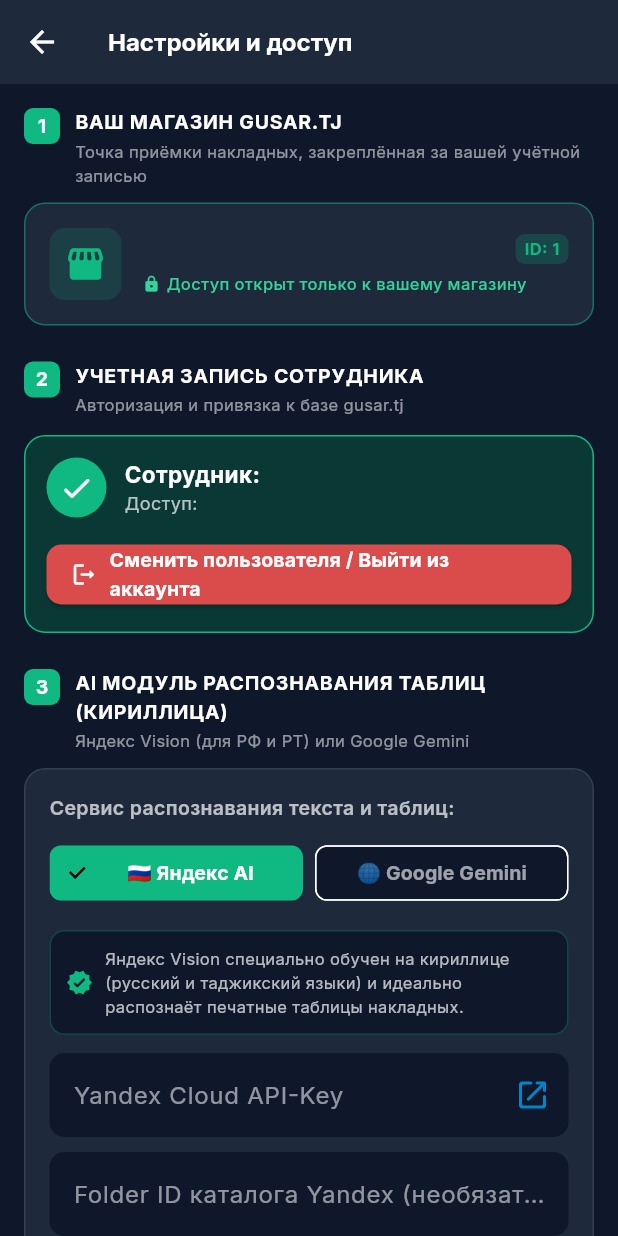
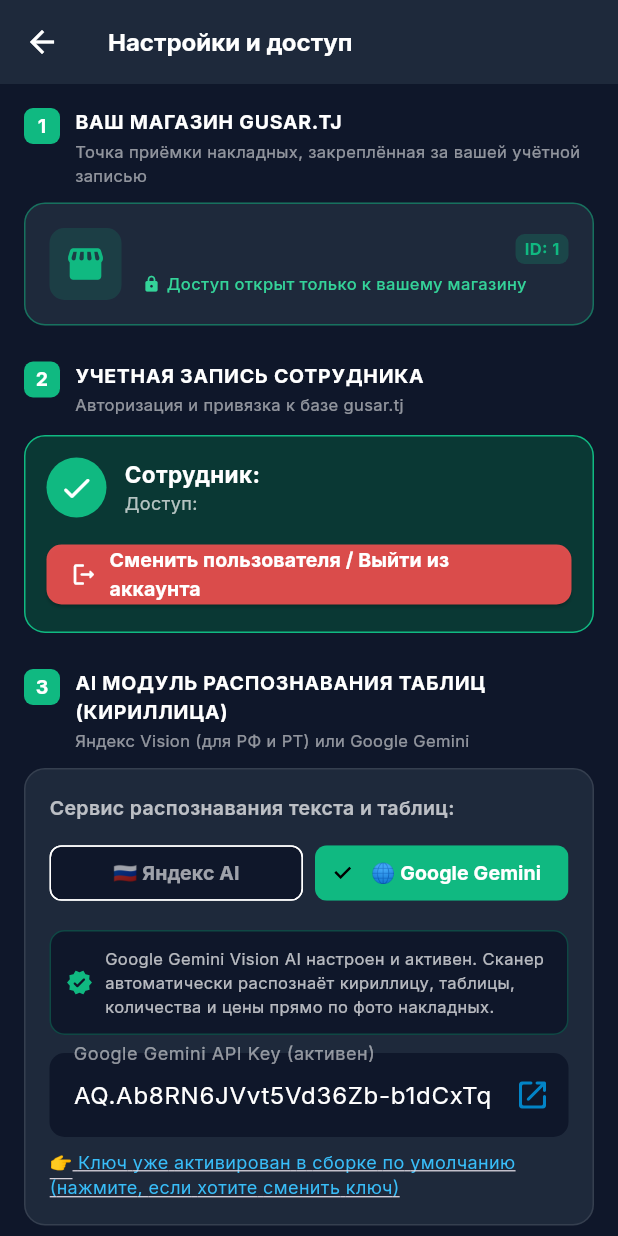
Before and after one commit to druzhba-tech/gusar-invoice-scanner, a Flutter app: the SettingsScreen screen opened directly, on a phone screen of 412 x 824 dp. Run offline on Flutter 3.47's test engine with Material 3 defaults, Android fonts, the phone set to English and light mode, and no system bars; our stand-ins replace dio, file_picker, google_fonts, image_picker, package_info_plus, pdf and 4 more; missing offline and left inert: google_mlkit_text_recognition, mobile_scanner; accounts and stored records are empty.

Commit message:
v1.1.0: Автоматическое сканирование накладных через Gemini 3.5/3.8 Flash Vision AI (кириллица, таблицы, цены и количества)

```diff
--- a/lib/screens/settings_screen.dart
+++ b/lib/screens/settings_screen.dart
@@ -39,7 +39,7 @@
 
   final TextEditingController _usernameCtrl = TextEditingController();
   final TextEditingController _passwordCtrl = TextEditingController();
-  String _aiProvider = 'yandex';
+  String _aiProvider = 'gemini';
   final TextEditingController _yandexKeyCtrl = TextEditingController();
   final TextEditingController _yandexFolderIdCtrl = TextEditingController();
   final TextEditingController _geminiKeyCtrl = TextEditingController();
@@ -49,6 +49,14 @@
   String? _loginMessage;
   bool _isAuthenticated = false;
   String? _currentUsername;
+
+  static String get defaultGeminiKey {
+    try {
+      return utf8.decode(base64.decode('QVEuQWI4Uk42SlZ2dDVWZDM2WmItYjFkQ3hUcVRJUEdnOFc5QVAxdDVZRVFvNlhUUkhJZmc='));
+    } catch (_) {
+      return '';
+    }
+  }
 
   @override
   void initState() {
@@ -86,10 +94,10 @@
       _passwordCtrl.text = prefs.getString('saved_password') ?? '';
       _currentUsername = prefs.getString('logged_username') ?? prefs.getString('saved_username');
       _isAuthenticated = prefs.getBool('is_authenticated') ?? false;
-      _aiProvider = prefs.getString('ai_provider') ?? 'yandex';
+      _aiProvider = prefs.getString('ai_provider') ?? 'gemini';
       _yandexKeyCtrl.text = prefs.getString('yandex_api_key') ?? '';
       _yandexFolderIdCtrl.text = prefs.getString('yandex_folder_id') ?? '';
-      _geminiKeyCtrl.text = prefs.getString('gemini_api_key') ?? '';
+      _geminiKeyCtrl.text = prefs.getString('gemini_api_key') ?? defaultGeminiKey;
       _urlCtrl.text = prefs.getString('api_base_url') ?? 'https://gusar.tj';
     });
   }
@@ -657,12 +665,33 @@
                       ),
                     ),
                   ] else ...[
+                    Container(
+                      padding: const EdgeInsets.all(10),
+                      decoration: BoxDecoration(
+                        color: const Color(0xFF0F172A),
+                        borderRadius: BorderRadius.circular(10),
+                        border: Border.all(color: const Color(0xFF10B981).withOpacity(0.3)),
+                      ),
+                      child: const Row(
+                        children: [
+                          Icon(Icons.verified_rounded, color: Color(0xFF10B981), size: 18),
+                          SizedBox(width: 8),
+                          Expanded(
+                            child: Text(
+                              'Google Gemini Vision AI настроен и активен. Сканер автоматически распознаёт кириллицу, таблицы, количества и цены прямо по фото накладных.',
+                              style: TextStyle(color: Colors.white70, fontSize: 11),
+                            ),
+                          ),
+                        ],
+                      ),
+                    ),
+                    const SizedBox(height: 12),
                     TextField(
                       controller: _geminiKeyCtrl,
                       style: const TextStyle(color: Colors.white),
                       decoration: InputDecoration(
-                        labelText: 'Google Gemini API Key',
-                        hintText: 'AIzaSy...',
+                        labelText: 'Google Gemini API Key (активен)',
+                        hintText: 'Встроенный ключ активирован',
                         labelStyle: const TextStyle(color: Colors.white54),
                         filled: true,
                         fillColor: const Color(0xFF0F172A),
@@ -678,7 +707,7 @@
                     GestureDetector(
                       onTap: _openGeminiSite,
                       child: const Text(
-                        '👉 Нажмите здесь, чтобы получить API Key на Google AI Studio (1 минута)',
+                        '👉 Ключ уже активирован в сборке по умолчанию (нажмите, если хотите сменить ключ)',
                         style: TextStyle(color: Color(0xFF38BDF8), fontSize: 12, decoration: TextDecoration.underline),
                       ),
                     ),
--- a/lib/services/ocr_service.dart
+++ b/lib/services/ocr_service.dart
@@ -13,11 +13,22 @@
 
   final TextRecognizer _mlKitRecognizer = TextRecognizer(script: TextRecognitionScript.latin);
 
+  static String get defaultGeminiKey {
+    try {
+      return utf8.decode(base64.decode('QVEuQWI4Uk42SlZ2dDVWZDM2WmItYjFkQ3hUcVRJUEdnOFc5QVAxdDVZRVFvNlhUUkhJZmc='));
+    } catch (_) {
+      return '';
+    }
+  }
+
   Future<Map<String, String>> _getAiConfig() async {
     final prefs = await SharedPreferences.getInstance();
+    final savedGeminiKey = prefs.getString('gemini_api_key');
     return {
-      'provider': prefs.getString('ai_provider') ?? 'yandex',
-      'gemini_key': prefs.getString('gemini_api_key') ?? '',
+      'provider': prefs.getString('ai_provider') ?? 'gemini',
+      'gemini_key': (savedGeminiKey != null && savedGeminiKey.trim().isNotEmpty)
+          ? savedGeminiKey.trim()
+          : defaultGeminiKey,
       'yandex_key': prefs.getString('yandex_api_key') ?? '',
       'yandex_folder_id': prefs.getString('yandex_folder_id') ?? '',
     };
@@ -35,15 +46,23 @@
     }
   }
 
-  // 2. Интеллектуальный разбор накладных через Vision AI (Yandex Vision или Google Gemini)
+  // 2. Интеллектуальный разбор накладных через Vision AI (Google Gemini или Yandex Vision)
   Future<InvoiceDocument?> parseInvoiceWithVisionAi(List<String> imagePaths) async {
     final config = await _getAiConfig();
-    final provider = config['provider'] ?? 'yandex';
+    final provider = config['provider'] ?? 'gemini';
     final yandexKey = config['yandex_key'] ?? '';
-    final geminiKey = config['gemini_key'] ?? '';
+    final geminiKey = config['gemini_key'] ?? defaultGeminiKey;
     final yandexFolderId = config['yandex_folder_id'] ?? '';
 
-    // 1. Если выбран Яндекс AI (специализирован под кириллицу) и ключ задан
+    // 1. По умолчанию или при выборе Gemini — вызываем Google Gemini Vision AI
+    if ((provider == 'gemini' || yandexKey.isEmpty) && geminiKey.isNotEmpty) {
+      final geminiDoc = await _parseWithGemini(imagePaths, geminiKey);
+      if (geminiDoc != null && geminiDoc.items.isNotEmpty) {
+        return geminiDoc;
+      }
+    }
+
+    // 2. Если выбран Яндекс AI (специализирован под кириллицу) и ключ задан
     if (provider == 'yandex' && yandexKey.isNotEmpty) {
       final yandexDoc = await parseInvoiceWithYandexVision(imagePaths, yandexKey, yandexFolderId);
       if (yandexDoc != null && yandexDoc.items.isNotEmpty) {
@@ -51,7 +70,7 @@
       }
     }
 
-    // 2. Если выбран Gemini или есть ключ Gemini
+    // 3. Fallback к Gemini, если Яндекс не сработал
     if (geminiKey.isNotEmpty) {
       final geminiDoc = await _parseWithGemini(imagePaths, geminiKey);
       if (geminiDoc != null && geminiDoc.items.isNotEmpty) {
@@ -222,8 +241,11 @@
         });
       }
 
+      final candidateModels = ['gemini-3.5-flash', 'gemini-3.8-flash', 'gemini-flash-latest'];
+      for (var modelName in candidateModels) {
+        try {
           final url = Uri.parse(
-        'https://generativelanguage.googleapis.com/v1beta/models/gemini-1.5-flash:generateContent?key=$apiKey',
+            'https://generativelanguage.googleapis.com/v1beta/models/$modelName:generateContent?key=$apiKey',
           );
 
           final response = await http.post(
@@ -238,7 +260,7 @@
                 'temperature': 0.1,
               }
             }),
-      );
+          ).timeout(const Duration(seconds: 35));
 
           if (response.statusCode == 200) {
             final resJson = jsonDecode(response.body);
@@ -248,9 +270,13 @@
 
             return _buildDocumentFromJson(data, imagePaths);
           } else {
-        print('Gemini API Error: ${response.statusCode} - ${response.body}');
+            print('Gemini $modelName Error: ${response.statusCode} - ${response.body}');
+          }
+        } catch (e) {
+          print('Gemini $modelName attempt failed: $e');
+        }
+      }
       return null;
-      }
     } catch (e) {
       print('Gemini Vision error: $e');
       return null;
--- a/pubspec.yaml
+++ b/pubspec.yaml
@@ -1,7 +1,7 @@
 name: gusar_invoice_scanner
 description: "Мобильный терминал приёмки товаров по накладным и чекам для сети Gusar (gusar.tj)"
 publish_to: "none"
-version: 1.0.9+10
+version: 1.1.0+11
 
 environment:
   sdk: ">=3.0.0 <4.0.0"
```
Lines whose indentation alone changed are shown as unchanged.
